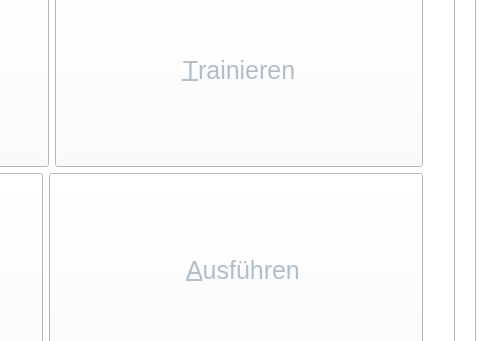
Above: ui/main.ui from KDE/simon before the change; both pictures show x 388 to 873 and y 81 to 422 of the 873 by 532 pixel window. Below: the same form after it.
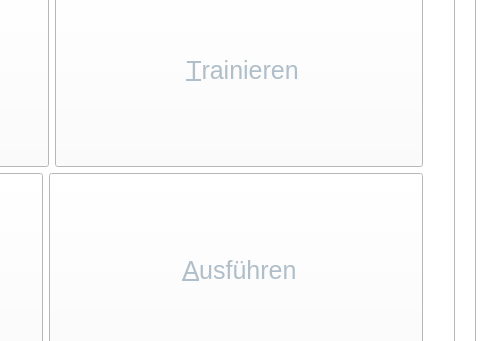
That is the form after the change. Icons and pictures are not drawn.

What changed in the file:
```diff
--- a/ui/main.ui
+++ b/ui/main.ui
@@ -334,7 +334,7 @@
              <active>
               <colorrole role="Button" >
                <brush brushstyle="SolidPattern" >
-                <color alpha="100" >
+                <color alpha="0" >
                  <red>255</red>
                  <green>255</green>
                  <blue>255</blue>
@@ -354,7 +354,7 @@
              <inactive>
               <colorrole role="Button" >
                <brush brushstyle="SolidPattern" >
-                <color alpha="100" >
+                <color alpha="0" >
                  <red>255</red>
                  <green>255</green>
                  <blue>255</blue>
@@ -374,7 +374,7 @@
              <disabled>
               <colorrole role="Button" >
                <brush brushstyle="SolidPattern" >
-                <color alpha="100" >
+                <color alpha="0" >
                  <red>255</red>
                  <green>255</green>
                  <blue>255</blue>
@@ -402,7 +402,7 @@
             <string>Hier können Sie das Sprachmodell editieren und somit die Erkennungsrate erhöhen</string>
            </property>
            <property name="text" >
-            <string>  &amp;Trainieren  </string>
+            <string> &amp;Trainieren</string>
            </property>
            <property name="icon" >
             <iconset resource="../simon.qrc" >:/images/icons/document-properties.svg</iconset>
@@ -605,7 +605,7 @@
              <active>
               <colorrole role="Button" >
                <brush brushstyle="SolidPattern" >
-                <color alpha="100" >
+                <color alpha="0" >
                  <red>255</red>
                  <green>255</green>
                  <blue>255</blue>
@@ -625,7 +625,7 @@
              <inactive>
               <colorrole role="Button" >
                <brush brushstyle="SolidPattern" >
-                <color alpha="100" >
+                <color alpha="0" >
                  <red>255</red>
                  <green>255</green>
                  <blue>255</blue>
@@ -645,7 +645,7 @@
              <disabled>
               <colorrole role="Button" >
                <brush brushstyle="SolidPattern" >
-                <color alpha="100" >
+                <color alpha="0" >
                  <red>255</red>
                  <green>255</green>
                  <blue>255</blue>
@@ -673,7 +673,7 @@
             <string>Zeigt den Ausführendialog an. Hier können Sie Kommandos ausführen und ändern</string>
            </property>
            <property name="text" >
-            <string>  &amp;Ausführen</string>
+            <string> &amp;Ausführen</string>
            </property>
            <property name="icon" >
             <iconset resource="../simon.qrc" >:/images/icons/emblem-system.svg</iconset>
```
Left out of the diff: 12 changed lines with no effect on the pictures.
